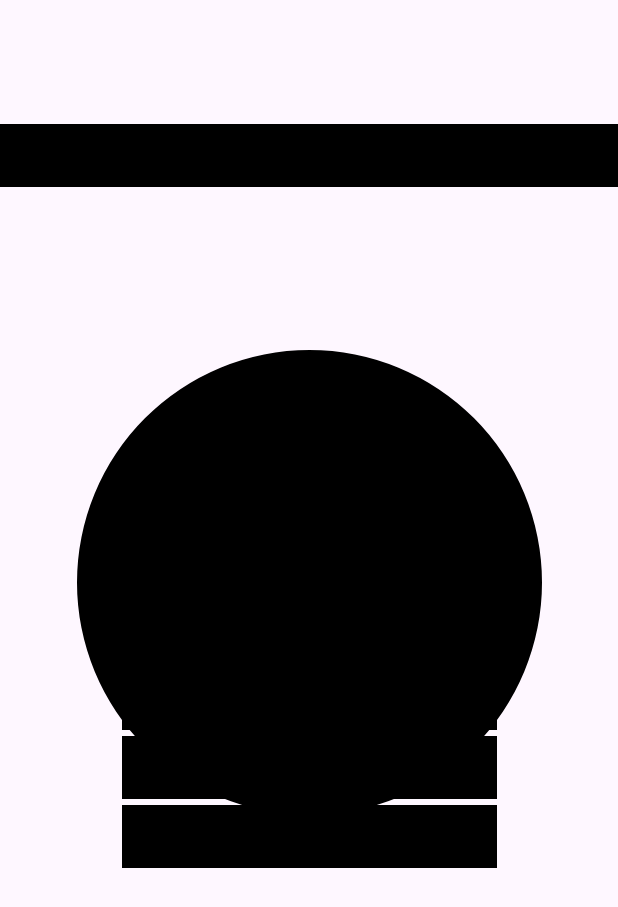
After one commit to truongtm0598/scanner_event_java, an Android app: the layout shimmer_welcome_line.xml on its own in the app's theme, with its tools: preview values and no code run, on a phone screen of 412 x 824 dp. The commit adds this screen. Shown: the top 907 px of the screen. Run offline under Robolectric (Android 15) with nearby library versions, the phone set to English and light mode, and no system bars.

Commit message:
feat: add show image avatar, shimmer loading, show video ads - error

```diff
--- a/app/build.gradle.kts
+++ b/app/build.gradle.kts
@@ -35,6 +35,7 @@ dependencies {
     implementation ("com.squareup.retrofit2:retrofit:2.4.0")
     implementation ("com.squareup.retrofit2:converter-gson:2.4.0")
     implementation ("com.squareup.okhttp3:logging-interceptor:3.11.0")
+    implementation ("com.squareup.okhttp3:okhttp:1.1.0")
     implementation("androidx.appcompat:appcompat:1.6.1")
     implementation("com.google.android.material:material:1.11.0")
     implementation("androidx.constraintlayout:constraintlayout:2.1.4")
@@ -43,4 +44,9 @@ dependencies {
     testImplementation("junit:junit:4.13.2")
     androidTestImplementation("androidx.test.ext:junit:1.1.5")
     androidTestImplementation("androidx.test.espresso:espresso-core:3.5.1")
+    implementation ("com.squareup.picasso:picasso:2.71828")
+    implementation ("com.facebook.shimmer:shimmer:0.5.0")
+    implementation ("androidx.media3:media3-exoplayer:1.1.0")
+    implementation ("androidx.media3:media3-exoplayer-dash:1.1.0")
+    implementation ("androidx.media3:media3-ui:1.1.0")
 }
--- a/app/src/main/java/com/example/myapplication/network/ApiService.java
+++ b/app/src/main/java/com/example/myapplication/network/ApiService.java
@@ -16,9 +16,4 @@ public interface ApiService {
             @Path("id") String id,
             @Body AppRequestBody appRequestBody
     );
-    @GET("/")
-    Call<String> getAvatarImage(
-            @Query("entryPoint") String entryPoint,
-            @Query("id") String id
-    );
 }
--- /dev/null
+++ b/app/src/main/res/layout/shimmer_welcome_line.xml
@@ -0,0 +1,80 @@
+<?xml version="1.0" encoding="utf-8"?>
+<androidx.constraintlayout.widget.ConstraintLayout xmlns:android="http://schemas.android.com/apk/res/android"
+    xmlns:app="http://schemas.android.com/apk/res-auto"
+    xmlns:tools="http://schemas.android.com/tools"
+    android:id="@+id/main"
+    android:layout_width="match_parent"
+    android:layout_height="match_parent"
+    tools:context=".MainActivity">
+
+    <TextView
+        android:id="@+id/textViewWelcome"
+        android:layout_width="match_parent"
+        android:layout_height="42dp"
+        android:background="@color/black"
+        app:layout_constraintEnd_toEndOf="parent"
+        app:layout_constraintStart_toStartOf="parent"
+        app:layout_constraintTop_toTopOf="@+id/marginTopTextWelcome" />
+
+    <androidx.constraintlayout.widget.Guideline
+        android:id="@+id/marginTopTextWelcome"
+        android:layout_width="wrap_content"
+        android:layout_height="wrap_content"
+        android:orientation="horizontal"
+        app:layout_constraintGuide_percent="0.1" />
+
+    <com.google.android.material.imageview.ShapeableImageView
+        android:id="@+id/imageAvatar"
+        android:layout_width="310dp"
+        android:layout_height="310dp"
+        android:background="@color/black"
+        app:layout_constraintEnd_toEndOf="parent"
+        app:layout_constraintStart_toStartOf="parent"
+        app:layout_constraintTop_toBottomOf="@+id/textViewWelcome"
+        app:layout_constraintTop_toTopOf="@+id/marginTopImageAvatar"
+        app:shapeAppearanceOverlay="@style/circle"/>
+
+    <androidx.constraintlayout.widget.Guideline
+        android:id="@+id/marginTopImageAvatar"
+        android:layout_width="wrap_content"
+        android:layout_height="wrap_content"
+        android:orientation="horizontal"
+        app:layout_constraintGuide_percent="0.283" />
+
+    <TextView
+        android:id="@+id/textNameUser"
+        android:layout_width="250dp"
+        android:layout_height="42dp"
+        android:background="@color/black"
+        app:layout_constraintEnd_toEndOf="parent"
+        app:layout_constraintStart_toStartOf="parent"
+        app:layout_constraintTop_toTopOf="@+id/marginTopTextUserName" />
+
+    <androidx.constraintlayout.widget.Guideline
+        android:id="@+id/marginTopTextUserName"
+        android:layout_width="wrap_content"
+        android:layout_height="wrap_content"
+        android:orientation="horizontal"
+        app:layout_constraintGuide_percent="0.54" />
+
+    <TextView
+        android:id="@+id/textPositionUser"
+        android:layout_width="250dp"
+        android:layout_height="42dp"
+        android:layout_marginTop="4dp"
+        android:background="@color/black"
+        app:layout_constraintEnd_toEndOf="parent"
+        app:layout_constraintStart_toStartOf="parent"
+        app:layout_constraintTop_toBottomOf="@+id/textNameUser" />
+
+    <TextView
+        android:id="@+id/textUnitUser"
+        android:layout_width="250dp"
+        android:layout_height="42dp"
+        android:layout_marginTop="4dp"
+        android:background="@color/black"
+        app:layout_constraintEnd_toEndOf="parent"
+        app:layout_constraintStart_toStartOf="parent"
+        app:layout_constraintTop_toBottomOf="@+id/textPositionUser" />
+
+</androidx.constraintlayout.widget.ConstraintLayout>
--- a/gradle/libs.versions.toml
+++ b/gradle/libs.versions.toml
@@ -17,6 +17,7 @@ retrofitVersion = "2.7.0"
 squareupOkhttp = "3.12.12"
 squareupOkhttpVersion = "3.12.x"
 playServicesBasement = "18.3.0"
+media3Exoplayer = "1.3.0"
 
 [libraries]
 appcompat-resources = { module = "androidx.appcompat:appcompat-resources", version.ref = "appcompat" }
@@ -38,6 +39,7 @@ okhttp-v312x = { module = "com.squareup.okhttp3:okhttp", version.ref = "squareup
 retrofit = { module = "com.squareup.retrofit2:retrofit", version.ref = "retrofit" }
 retrofit-v270 = { module = "com.squareup.retrofit2:retrofit", version.ref = "retrofitVersion" }
 play-services-basement = { group = "com.google.android.gms", name = "play-services-basement", version.ref = "playServicesBasement" }
+media3-exoplayer = { group = "androidx.media3", name = "media3-exoplayer", version.ref = "media3Exoplayer" }
 
 [plugins]
 androidApplication = { id = "com.android.application", version.ref = "agp" }
```
Also changed, not shown: app/src/main/java/com/example/myapplication/MainActivity.java (+72 -53 lines), app/src/main/java/com/example/myapplication/ShowADSActivity.java (+48 -3 lines), app/src/main/java/com/example/myapplication/models/UserInfo.java (+8 -2 lines), app/src/main/java/com/example/myapplication/network/RetrofitClient.java (+23 -0 lines), app/src/main/res/layout/activity_main.xml (+9 -0 lines), app/src/main/res/layout/activity_show_ads.xml (+9 -0 lines), 3 other files.
